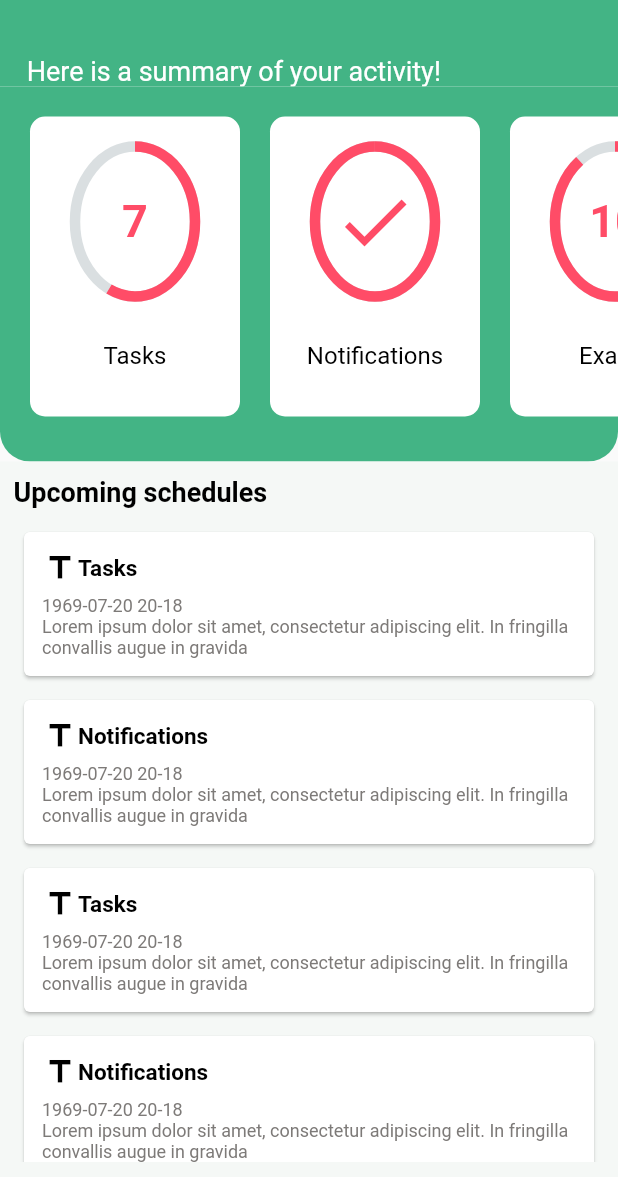
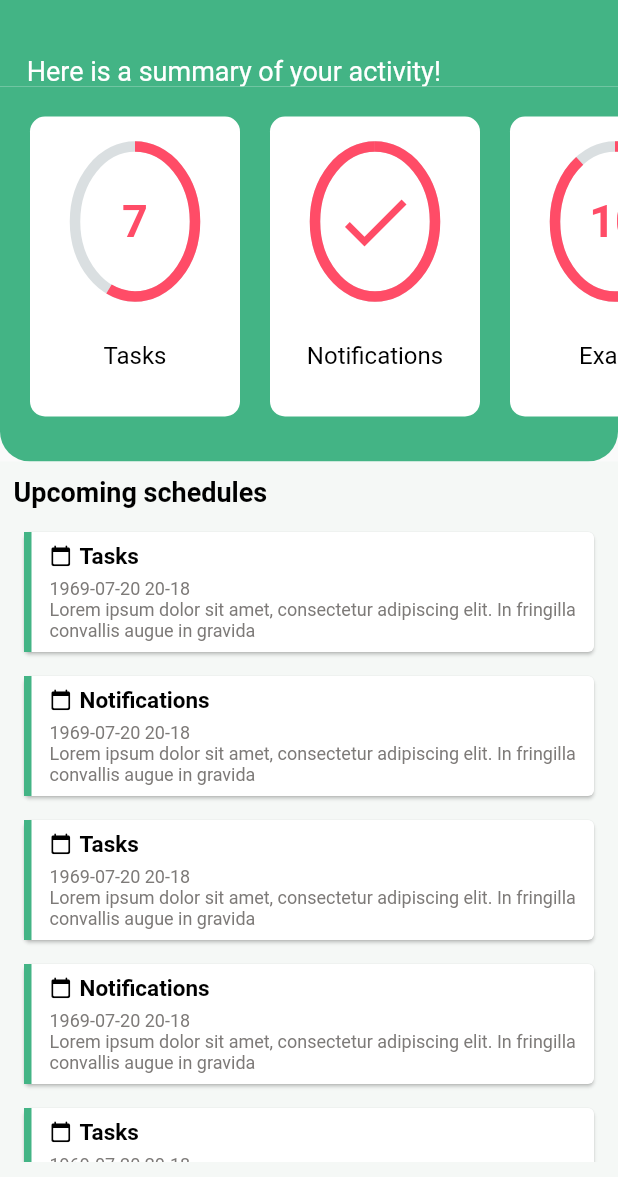
Before and after one commit to openmindsclub/Student-App, a Flutter app: the Dashboard screen opened by its route, on a phone screen of 412 x 824 dp, the part 59-1236 px from its top. Run offline on Flutter 3.47's test engine with Material 2 defaults, Android fonts, the phone set to English and light mode, and no system bars.

Commit message:
fixing the cards

```diff
--- a/lib/menu_elements/schedule_scroller.dart
+++ b/lib/menu_elements/schedule_scroller.dart
@@ -40,23 +40,35 @@ class _ScheduleScrollerState extends State<ScheduleScroller> {
     return Card(
         margin: const EdgeInsets.fromLTRB(16.0, 16.0, 16.0, 0),
         color: Colors.white,
-        child: Padding(
-          padding: const EdgeInsets.all(12.0),
+        child: Row(
+          mainAxisAlignment: MainAxisAlignment.spaceBetween,
+          children: <Widget>[
+            Container(
+              margin: EdgeInsets.only(right:12.0),
+              height: 80,
+              width: 5,
+              color: Color(0xff43B485),
+            ),
+            Expanded(
               child: Column(
                 crossAxisAlignment: CrossAxisAlignment.stretch,
                 children: <Widget>[
                   Row(
                     children: <Widget>[
                       Icon(
-                    Icons.title,
+                        Icons.calendar_today_rounded,
+                        size: 15,
                         color: Colors.black,
                       ),
-                  Text(
+                      Container(
+                        margin: EdgeInsets.only(left:5.0),
+                        child: Text(
                           task.title,
                           style: TextStyle(
                             fontSize: 15.0,
                             color: Colors.black,
                             fontWeight: FontWeight.bold,
+                          ),
                         ),
                       ),
                     ],
@@ -78,6 +90,8 @@ class _ScheduleScrollerState extends State<ScheduleScroller> {
                   ),
                 ],
               ),
+            ),
+          ],
         )
     );
   }
```
Lines whose indentation alone changed are shown as unchanged.
